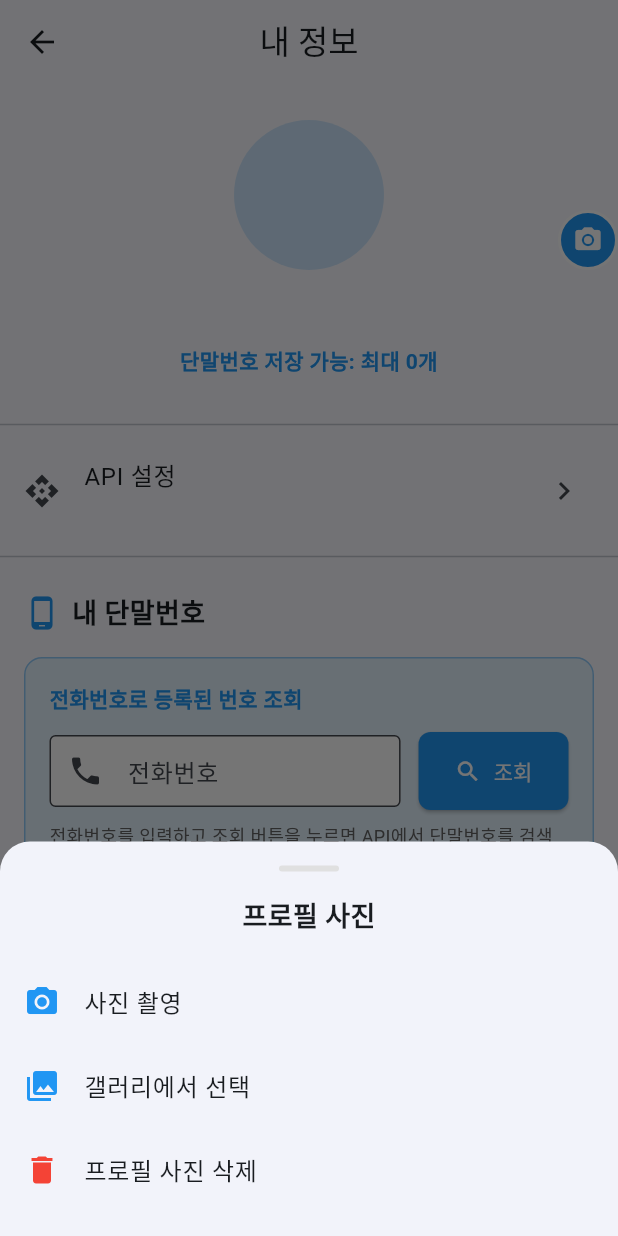
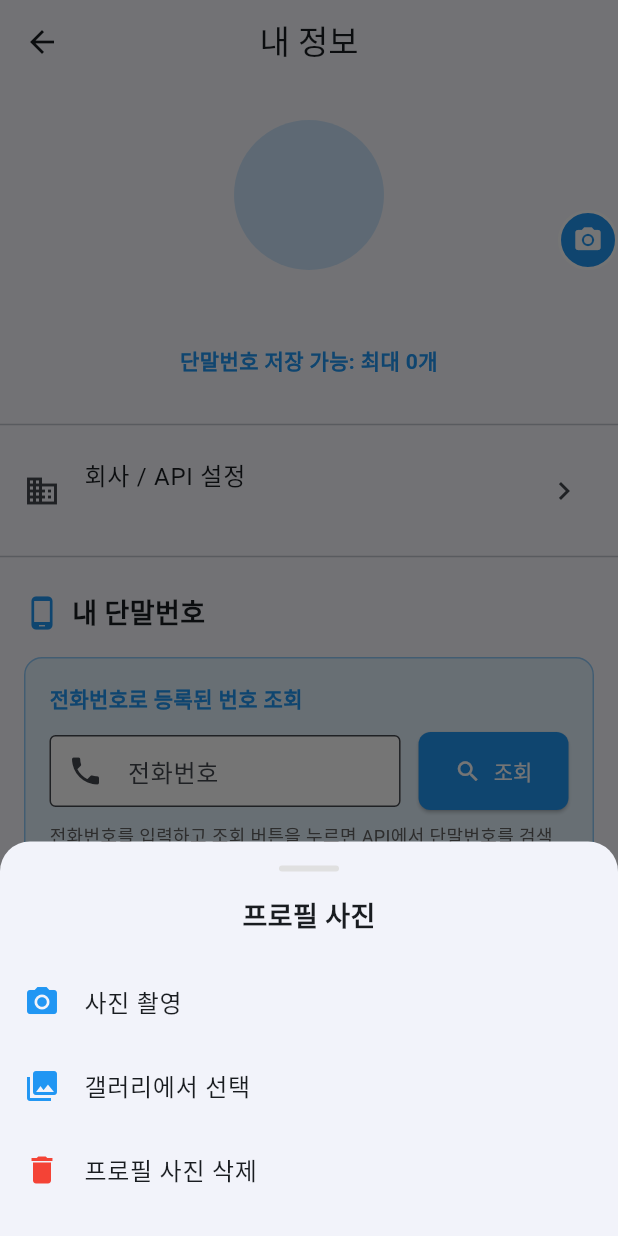
Before and after one commit to ringneck/makecall, a Flutter app: the ProfileTab screen opened directly, after a tap on the "camera alt" icon, on a phone screen of 412 x 824 dp. Run offline on Flutter 3.47's test engine with Material 3 defaults, Android fonts, the phone set to English and light mode, and no system bars; our stand-ins replace cloud_firestore, firebase_auth, firebase_core, firebase_storage, flutter_contacts, image_picker and 3 more; accounts and stored records are empty; network calls fail.

Commit message:
feat: 회사명 입력 및 표시 기능 추가
✨ 새 기능:
- UserModel에 companyName 필드 추가
- 회사/API 설정 다이얼로그로 제목 변경
- 회사명 입력 필드 추가 (필수 입력)
- 홈 탭 상단에 API 서버 대신 회사명 표시
- 내 정보 탭 메뉴명 변경: 'API 설정' → '회사 / API 설정'

🎨 UI 개선:
- 회사 정보 섹션 추가 (아이콘: Icons.business)
- 회사명 입력 필드 (prefixIcon: Icons.business)
- 홈 탭 헤더: 'API 서버' → '회사'로 표시 변경
- 회사명 미설정 시 '회사명 설정 필요' 안내

💾 데이터베이스:
- Firestore users 컬렉션에 companyName 필드 저장
- AuthService.updateUserInfo에 companyName 파라미터 추가
- UserModel.fromMap/toMap/copyWith에 companyName 처리 추가

📋 사용자 경험:
- 회사명 필수 입력으로 검증 추가
- 저장 성공 메시지: '회사/API 설정이 저장되었습니다'
- 내 정보 탭에서 현재 회사명 표시

```diff
--- a/lib/models/user_model.dart
+++ b/lib/models/user_model.dart
@@ -4,6 +4,7 @@ class UserModel {
   final String? phoneNumberName;  // 전화번호 이름 (예: 내 휴대폰, 사무실 전화)
   final String? phoneNumber;      // 전화번호
   final String? profileImageUrl;  // 프로필 사진 URL (Firebase Storage)
+  final String? companyName;      // 회사명
   final String? companyId;
   final String? appKey;
   final String? apiBaseUrl;
@@ -21,6 +22,7 @@ class UserModel {
     this.phoneNumberName,
     this.phoneNumber,
     this.profileImageUrl,
+    this.companyName,
     this.companyId,
     this.appKey,
     this.apiBaseUrl,
@@ -40,6 +42,7 @@ class UserModel {
       phoneNumberName: map['phoneNumberName'] as String?,
       phoneNumber: map['phoneNumber'] as String?,
       profileImageUrl: map['profileImageUrl'] as String?,
+      companyName: map['companyName'] as String?,
       companyId: map['companyId'] as String?,
       appKey: map['appKey'] as String?,
       apiBaseUrl: map['apiBaseUrl'] as String?,
@@ -61,6 +64,7 @@ class UserModel {
       'phoneNumberName': phoneNumberName,
       'phoneNumber': phoneNumber,
       'profileImageUrl': profileImageUrl,
+      'companyName': companyName,
       'companyId': companyId,
       'appKey': appKey,
       'apiBaseUrl': apiBaseUrl,
@@ -79,6 +83,7 @@ class UserModel {
     String? phoneNumberName,
     String? phoneNumber,
     String? profileImageUrl,
+    String? companyName,
     String? companyId,
     String? appKey,
     String? apiBaseUrl,
@@ -96,6 +101,7 @@ class UserModel {
       phoneNumberName: phoneNumberName ?? this.phoneNumberName,
       phoneNumber: phoneNumber ?? this.phoneNumber,
       profileImageUrl: profileImageUrl ?? this.profileImageUrl,
+      companyName: companyName ?? this.companyName,
       companyId: companyId ?? this.companyId,
       appKey: appKey ?? this.appKey,
       apiBaseUrl: apiBaseUrl ?? this.apiBaseUrl,
--- a/lib/screens/profile/profile_tab.dart
+++ b/lib/screens/profile/profile_tab.dart
@@ -170,14 +170,14 @@ class _ProfileTabState extends State<ProfileTab> {
           const SizedBox(height: 24),
           const Divider(),
 
-          // API 설정
+          // 회사 / API 설정
           ListTile(
-            leading: const Icon(Icons.api),
-            title: const Text('API 설정'),
+            leading: const Icon(Icons.business),
+            title: const Text('회사 / API 설정'),
             subtitle: Text(
-              userModel?.apiBaseUrl != null
-                  ? userModel!.apiBaseUrl!
-                  : 'API 서버 주소 미설정',
+              userModel?.companyName != null
+                  ? userModel!.companyName!
+                  : '회사명 미설정',
               style: const TextStyle(fontSize: 12),
             ),
             trailing: const Icon(Icons.chevron_right),
--- a/lib/services/auth_service.dart
+++ b/lib/services/auth_service.dart
@@ -130,6 +130,7 @@ class AuthService extends ChangeNotifier {
   Future<void> updateUserInfo({
     String? phoneNumberName,
     String? phoneNumber,
+    String? companyName,
     String? companyId,
     String? appKey,
     String? apiBaseUrl,
@@ -143,6 +144,7 @@ class AuthService extends ChangeNotifier {
       final updates = <String, dynamic>{};
       if (phoneNumberName != null) updates['phoneNumberName'] = phoneNumberName;
       if (phoneNumber != null) updates['phoneNumber'] = phoneNumber;
+      if (companyName != null) updates['companyName'] = companyName;
       if (companyId != null) updates['companyId'] = companyId;
       if (appKey != null) updates['appKey'] = appKey;
       if (apiBaseUrl != null) updates['apiBaseUrl'] = apiBaseUrl;
```
Also changed, not shown: lib/screens/home/home_tab.dart (+14 -14 lines), lib/screens/profile/api_settings_dialog.dart (+30 -2 lines).
